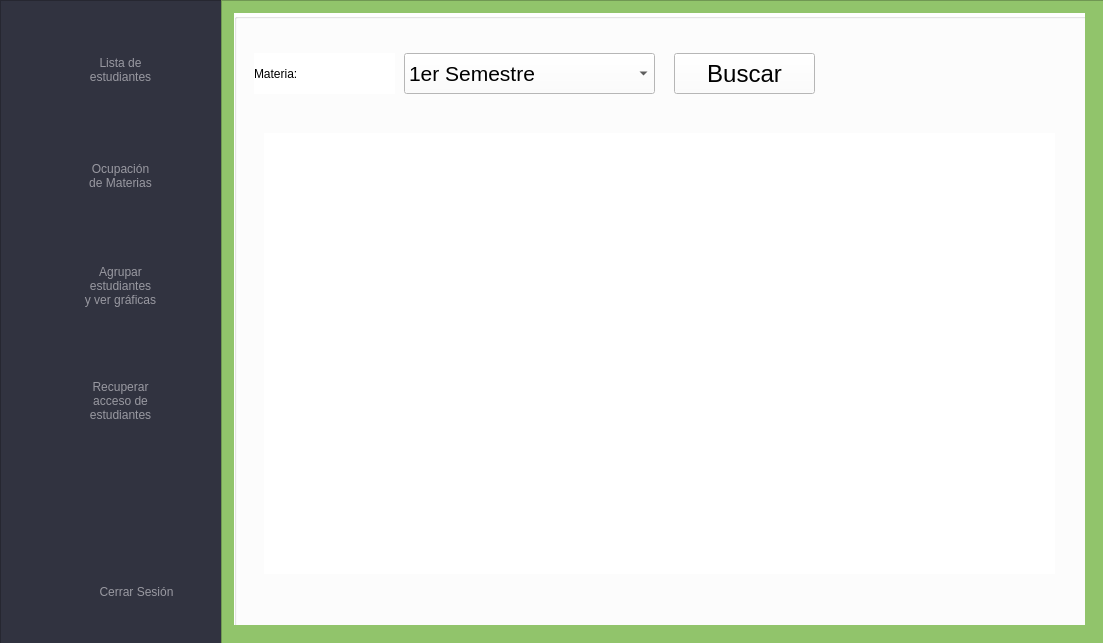
Above: FCC/mainwindow.ui from JosePLMorales777/LoboServicesFCC before the change. Below: the same form after it.
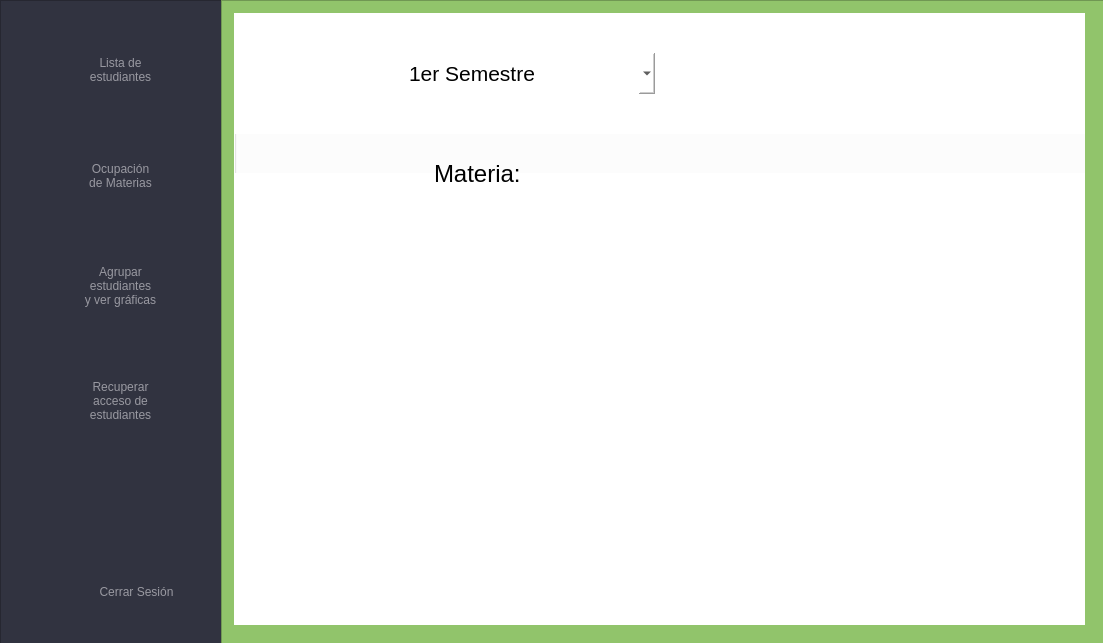
That is the form after the change. The open tabs and pages were chosen to show the change. Icons and pictures are not drawn.

Commit message: Mejoras en la historia de ver ocupacion materias

The edit to the form file:
```diff
--- a/FCC/mainwindow.ui
+++ b/FCC/mainwindow.ui
@@ -2342,6 +2342,10 @@
             <pointsize>16</pointsize>
            </font>
           </property>
+          <property name="styleSheet">
+           <string notr="true">background: rgba(255, 255, 255, 150);
+border-radius: 15px;</string>
+          </property>
           <item>
            <property name="text">
             <string>1er Semestre</string>
@@ -2418,41 +2422,73 @@
            </rect>
           </property>
           <property name="styleSheet">
-           <string notr="true">font: 75 22pt &quot;Arial&quot;;</string>
+           <string notr="true">background-color: transparent;
+color:white;
+font: 80 20pt &quot;MS Shell Dlg 2&quot;;</string>
           </property>
           <property name="text">
            <string>Materia:</string>
           </property>
          </widget>
-         <widget class="QPushButton" name="buscar">
+         <widget class="QFrame" name="horizontalFrame">
           <property name="geometry">
            <rect>
-            <x>440</x>
-            <y>40</y>
-            <width>141</width>
+            <x>-10</x>
+            <y>160</y>
+            <width>871</width>
+            <height>501</height>
+           </rect>
+          </property>
+          <layout class="QHBoxLayout" name="horizontalLayout"/>
+         </widget>
+         <widget class="QLabel" name="labelMaterias">
+          <property name="geometry">
+           <rect>
+            <x>200</x>
+            <y>140</y>
+            <width>511</width>
             <height>41</height>
            </rect>
           </property>
           <property name="font">
            <font>
+            <family>Arial</family>
             <pointsize>18</pointsize>
+            <weight>9</weight>
+            <italic>false</italic>
+            <bold>false</bold>
            </font>
           </property>
+          <property name="styleSheet">
+           <string notr="true">font: 75 18pt &quot;Arial&quot;;
+background-color: transparent;
+</string>
+          </property>
           <property name="text">
-           <string>Buscar</string>
+           <string>Materia:</string>
           </property>
          </widget>
-         <widget class="QFrame" name="horizontalFrame">
+         <widget class="QLabel" name="label_6">
           <property name="geometry">
            <rect>
-            <x>30</x>
-            <y>120</y>
-            <width>791</width>
-            <height>441</height>
+            <x>-10</x>
+            <y>0</y>
+            <width>865</width>
+            <height>121</height>
            </rect>
           </property>
-          <layout class="QHBoxLayout" name="horizontalLayout"/>
+          <property name="styleSheet">
+           <string notr="true">border-image: url(:/Imagenes/Profesor/barra.png);</string>
+          </property>
+          <property name="text">
+           <string/>
+          </property>
          </widget>
+         <zorder>label_6</zorder>
+         <zorder>semestre</zorder>
+         <zorder>label_5</zorder>
+         <zorder>horizontalFrame</zorder>
+         <zorder>labelMaterias</zorder>
         </widget>
        </widget>
        <widget class="QWidget" name="Perfil_2">
```
The commit also changes 9 other files.
